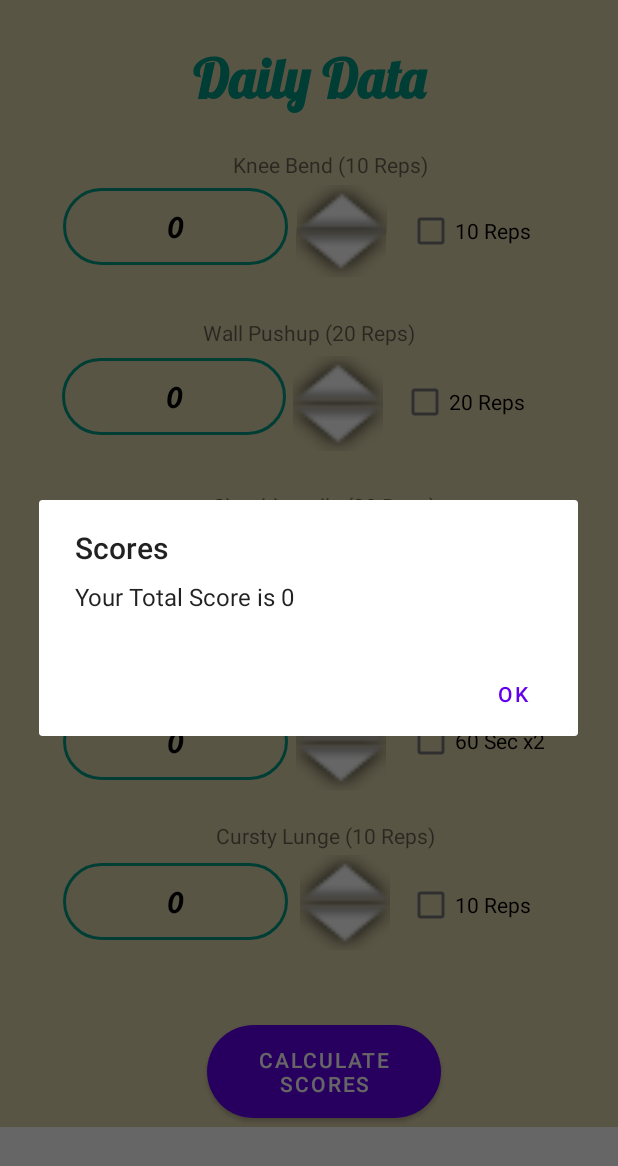
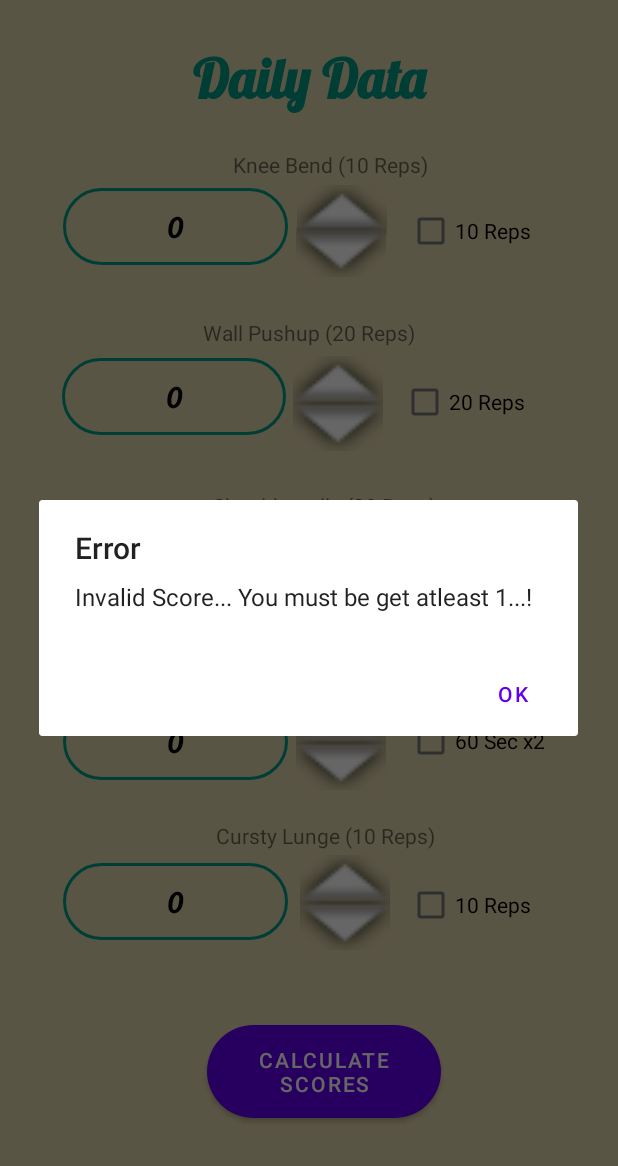
Before and after one commit to thecodemonster1/EveryMove_App, an Android app: the balanced_plan_activity screen opened directly, with no data from a screen before it, after a tap on "CALCULATE SCORES", on a phone screen of 412 x 824 dp. Shown: the top 1166 px of the screen. Run offline under Robolectric (Android 15) with nearby library versions, the phone set to English and light mode, and no system bars; our stand-ins replace Firebase (no records; nobody signed in at launch, a user with empty details on screens opened directly); Roboto replaces fonts that are not available here.

Commit message:
some changes

```diff
--- a/app/src/main/java/com/example/everymovethecodemonsterpartapp/balanced_plan_activity.java
+++ b/app/src/main/java/com/example/everymovethecodemonsterpartapp/balanced_plan_activity.java
@@ -111,8 +111,23 @@ public class balanced_plan_activity extends AppCompatActivity {
 
                 int totalScore = (int) (((score1 + score2 + score3 + score4 + score5) / 500) * 5);
 
+                if (totalScore == 0) {
+                    AlertDialog.Builder builder = new AlertDialog.Builder(balanced_plan_activity.this);
+                    builder.setTitle("Error");
+                    builder.setMessage("Invalid Score... You must be get atleast 1...!");
+                    builder.setPositiveButton("OK", new DialogInterface.OnClickListener() {
+                        @Override
+                        public void onClick(DialogInterface dialog, int which) {
+                            // Perform the desired action when the OK button is clicked
+                            // This can be left empty if you just want to dismiss the dialog
+
+                        }
+                    });
+                    builder.show();
+                }else if (totalScore < 5){
+
                     builder.setTitle("Scores");
-                builder.setMessage("Your Total Score is " + totalScore);
+                    builder.setMessage("Your Total Score is "+ totalScore);
 
                     // Set a positive button and its click listener
                     builder.setPositiveButton("OK", new DialogInterface.OnClickListener() {
@@ -125,8 +140,8 @@ public class balanced_plan_activity extends AppCompatActivity {
                         }
                     });
                     builder.show();
-
                     addToDb("aaroophan", totalScore);
+                }
             }
         });
     }
--- a/app/src/main/res/layout/activity_aerobics_plan.xml
+++ b/app/src/main/res/layout/activity_aerobics_plan.xml
@@ -3,7 +3,7 @@
     xmlns:app="http://schemas.android.com/apk/res-auto"
     xmlns:tools="http://schemas.android.com/tools"
     android:layout_width="match_parent"
-    android:layout_height="wrap_content"
+    android:layout_height="match_parent"
     android:background="#77BDA54E"
     tools:context=".RegActivity">
 
--- a/app/src/main/res/layout/activity_balanced_plan.xml
+++ b/app/src/main/res/layout/activity_balanced_plan.xml
@@ -3,7 +3,7 @@
     xmlns:app="http://schemas.android.com/apk/res-auto"
     xmlns:tools="http://schemas.android.com/tools"
     android:layout_width="match_parent"
-    android:layout_height="wrap_content"
+    android:layout_height="match_parent"
     android:background="#77BDA54E"
     tools:context=".RegActivity">
 
@@ -24,20 +24,6 @@
             android:textSize="36dp"
             android:textStyle="bold" />
 
-
-
-        <!--        <Button-->
-        <!--            android:text="Sign Up"-->
-        <!--            android:fontFamily="@font/roboto"-->
-        <!--            android:id="@+id/signup_button"-->
-        <!--            android:layout_width="130dp"-->
-        <!--            android:layout_height="51dp"-->
-        <!--            android:layout_below="@+id/signup_weight"-->
-        <!--            android:layout_marginStart="120dp"-->
-        <!--            android:layout_marginLeft="30dp"-->
-        <!--            android:layout_marginTop="13dp"-->
-        <!--            android:textSize="15dp"-->
-        <!--            app:cornerRadius="40dp"/>-->
 
 
         <!--        1 ===================================================-->
```
Also changed, not shown: app/src/main/java/com/example/everymovethecodemonsterpartapp/MainActivity.java (+27 -15 lines), app/src/main/java/com/example/everymovethecodemonsterpartapp/aerobics_plan_activity.java (+16 -0 lines), app/src/main/java/com/example/everymovethecodemonsterpartapp/core_workout_plan_activity.java (+16 -0 lines), app/src/main/java/com/example/everymovethecodemonsterpartapp/strength_plan_activity.java (+16 -0 lines), app/src/main/res/layout/activity_main.xml (+8 -6 lines). Lines whose indentation alone changed are shown as unchanged.
